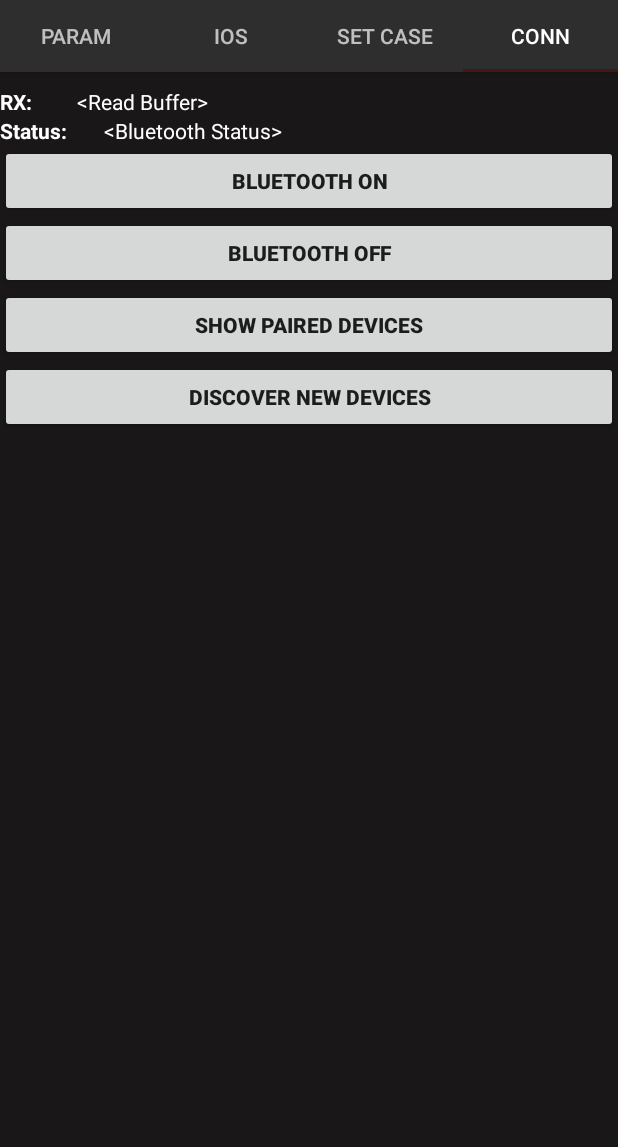
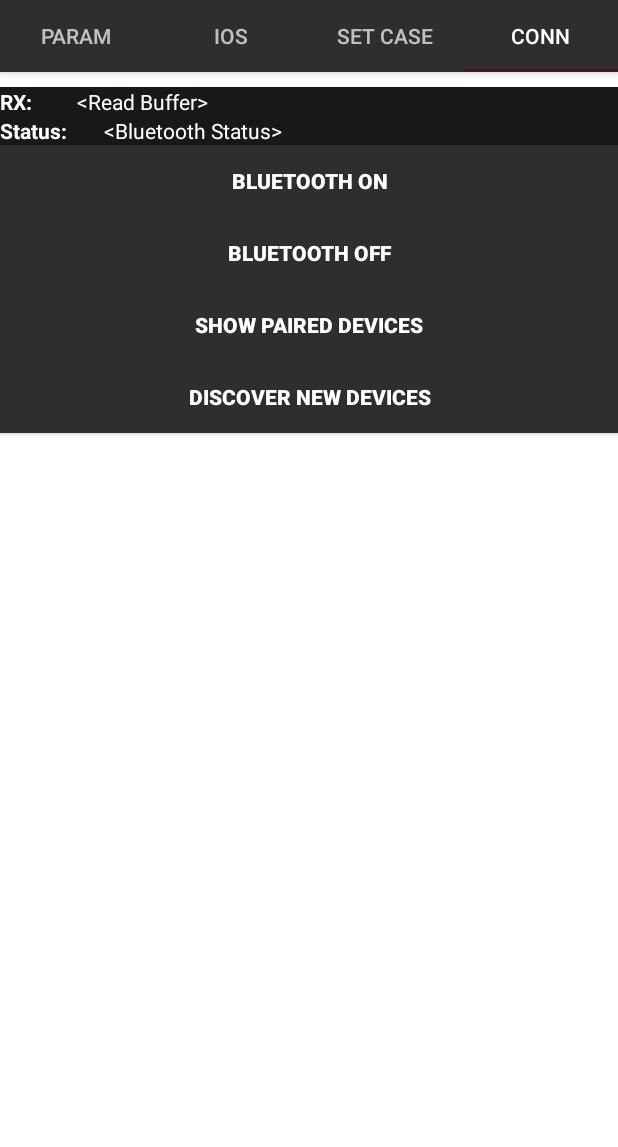
Before and after one commit to gregori/AppSumo, an Android app: the screen it shows after launch (MainActivity), tab 4 chosen, on a phone screen of 412 x 824 dp, the part 89-1236 px from its top. Run offline under Robolectric (Android 15) with nearby library versions, the phone set to English and light mode, and no system bars.

Commit message:
Ajustado cor do layout

```diff
--- a/app/src/main/res/layout/activity_main.xml
+++ b/app/src/main/res/layout/activity_main.xml
@@ -4,7 +4,7 @@
     xmlns:tools="http://schemas.android.com/tools"
     android:layout_width="match_parent"
     android:layout_height="match_parent"
-    android:background="#FF191717"
+    android:background="#FFFFFF"
     tools:context=".MainActivity">
 
     <android.support.design.widget.AppBarLayout
--- a/app/src/main/res/layout/connection_tab.xml
+++ b/app/src/main/res/layout/connection_tab.xml
@@ -77,7 +77,9 @@
             android:layout_height="wrap_content"
             android:layout_centerVertical="true"
             android:layout_toStartOf="@+id/off"
+            android:background="#FF2E2E2E"
             android:text="Bluetooth ON"
+            android:textColor="#FFFFFF"
             android:textStyle="bold" />
 
         <Button
@@ -87,7 +89,9 @@
             android:layout_alignBottom="@+id/scan"
             android:layout_toEndOf="@+id/PairedBtn"
             android:layout_toRightOf="@+id/PairedBtn"
+            android:background="#FF2E2E2E"
             android:text="Bluetooth OFF"
+            android:textColor="#FFFFFF"
             android:textStyle="bold" />
 
         <Button
@@ -96,7 +100,9 @@
             android:layout_height="wrap_content"
             android:layout_below="@+id/scan"
             android:layout_toStartOf="@+id/discover"
+            android:background="#FF2E2E2E"
             android:text="Show paired Devices"
+            android:textColor="#FFFFFF"
             android:textStyle="bold" />
 
         <Button
@@ -106,7 +112,9 @@
             android:layout_below="@+id/off"
             android:layout_toEndOf="@+id/checkboxLED1"
             android:layout_toRightOf="@+id/checkboxLED1"
+            android:background="#FF2E2E2E"
             android:text="Discover New Devices"
+            android:textColor="#FFFFFF"
             android:textStyle="bold" />
 
         <ListView
```
